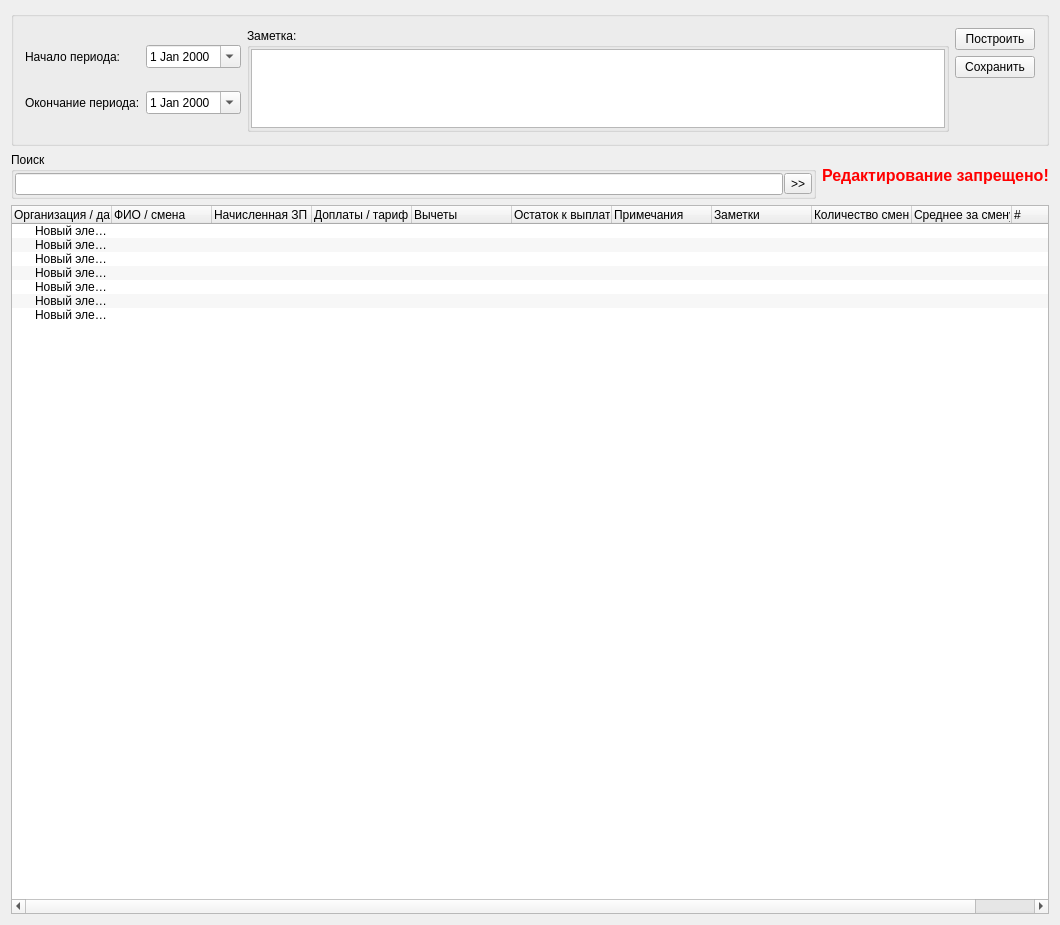
Above: src/zreport.ui from SergeyZaz/Cleaning before the change. Below: the same form after it.
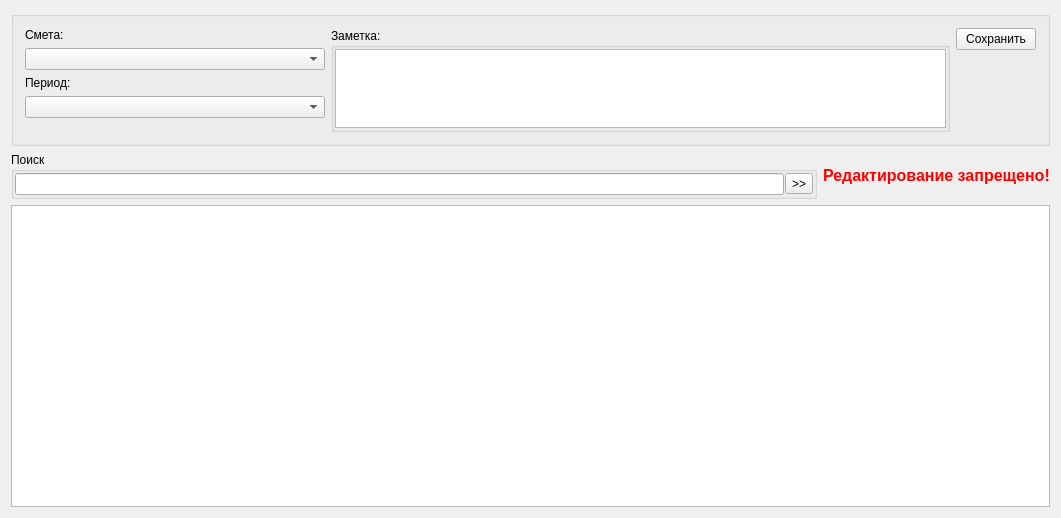
That is the form after the change. Icons and pictures are not drawn.

```diff
--- a/src/zreport.ui
+++ b/src/zreport.ui
@@ -6,8 +6,8 @@
    <rect>
     <x>0</x>
     <y>0</y>
-    <width>1060</width>
-    <height>925</height>
+    <width>1061</width>
+    <height>518</height>
    </rect>
   </property>
   <property name="windowTitle">
@@ -35,40 +35,15 @@
      <property name="title">
       <string/>
      </property>
-     <layout class="QHBoxLayout" name="horizontalLayout_6">
-      <item>
-       <layout class="QGridLayout" name="gridLayout">
-        <item row="0" column="0">
-         <widget class="QLabel" name="label">
-          <property name="text">
-           <string>Начало периода:</string>
-          </property>
-         </widget>
-        </item>
-        <item row="0" column="1">
-         <widget class="QDateEdit" name="dateStart">
-          <property name="calendarPopup">
-           <bool>true</bool>
-          </property>
-         </widget>
-        </item>
-        <item row="1" column="0">
-         <widget class="QLabel" name="label_2">
-          <property name="text">
-           <string>Окончание периода:</string>
-          </property>
-         </widget>
-        </item>
-        <item row="1" column="1">
-         <widget class="QDateEdit" name="dateEnd">
-          <property name="calendarPopup">
-           <bool>true</bool>
-          </property>
-         </widget>
-        </item>
-       </layout>
+     <layout class="QGridLayout" name="gridLayout">
+      <item row="0" column="0">
+       <widget class="QLabel" name="label_2">
+        <property name="text">
+         <string>Смета:</string>
+        </property>
+       </widget>
       </item>
-      <item>
+      <item row="0" column="2" rowspan="5">
        <widget class="QGroupBox" name="groupBox_5">
         <property name="title">
          <string>Заметка:</string>
@@ -95,15 +70,48 @@
         </layout>
        </widget>
       </item>
-      <item>
+      <item row="1" column="0" colspan="2">
+       <widget class="QComboBox" name="cboEstimate">
+        <property name="minimumSize">
+         <size>
+          <width>300</width>
+          <height>0</height>
+         </size>
+        </property>
+       </widget>
+      </item>
+      <item row="2" column="0">
+       <widget class="QLabel" name="label_4">
+        <property name="text">
+         <string>Период:</string>
+        </property>
+       </widget>
+      </item>
+      <item row="3" column="0" colspan="2">
+       <widget class="QComboBox" name="cboPeriod">
+        <property name="minimumSize">
+         <size>
+          <width>200</width>
+          <height>0</height>
+         </size>
+        </property>
+       </widget>
+      </item>
+      <item row="4" column="1">
+       <spacer name="verticalSpacer_2">
+        <property name="orientation">
+         <enum>Qt::Vertical</enum>
+        </property>
+        <property name="sizeHint" stdset="0">
+         <size>
+          <width>20</width>
+          <height>22</height>
+         </size>
+        </property>
+       </spacer>
+      </item>
+      <item row="0" column="3" rowspan="5">
        <layout class="QVBoxLayout" name="verticalLayout">
-        <item>
-         <widget class="QPushButton" name="cmdBuild">
-          <property name="text">
-           <string>Построить</string>
-          </property>
-         </widget>
-        </item>
         <item>
          <widget class="QPushButton" name="cmdSave">
           <property name="text">
@@ -246,228 +254,7 @@
     </layout>
    </item>
    <item>
-    <widget class="QTreeWidget" name="tree">
-     <property name="sizePolicy">
-      <sizepolicy hsizetype="Expanding" vsizetype="Expanding">
-       <horstretch>0</horstretch>
-       <verstretch>0</verstretch>
-      </sizepolicy>
-     </property>
-     <property name="palette">
-      <palette>
-       <active>
-        <colorrole role="Light">
-         <brush brushstyle="SolidPattern">
-          <color alpha="255">
-           <red>255</red>
-           <green>255</green>
-           <blue>127</blue>
-          </color>
-         </brush>
-        </colorrole>
-        <colorrole role="Midlight">
-         <brush brushstyle="SolidPattern">
-          <color alpha="255">
-           <red>255</red>
-           <green>255</green>
-           <blue>0</blue>
-          </color>
-         </brush>
-        </colorrole>
-        <colorrole role="Highlight">
-         <brush brushstyle="SolidPattern">
-          <color alpha="255">
-           <red>255</red>
-           <green>255</green>
-           <blue>127</blue>
-          </color>
-         </brush>
-        </colorrole>
-        <colorrole role="HighlightedText">
-         <brush brushstyle="SolidPattern">
-          <color alpha="255">
-           <red>0</red>
-           <green>0</green>
-           <blue>0</blue>
-          </color>
-         </brush>
-        </colorrole>
-       </active>
-       <inactive>
-        <colorrole role="Light">
-         <brush brushstyle="SolidPattern">
-          <color alpha="255">
-           <red>255</red>
-           <green>255</green>
-           <blue>127</blue>
-          </color>
-         </brush>
-        </colorrole>
-        <colorrole role="Midlight">
-         <brush brushstyle="SolidPattern">
-          <color alpha="255">
-           <red>255</red>
-           <green>255</green>
-           <blue>0</blue>
-          </color>
-         </brush>
-        </colorrole>
-        <colorrole role="Highlight">
-         <brush brushstyle="SolidPattern">
-          <color alpha="255">
-           <red>255</red>
-           <green>255</green>
-           <blue>127</blue>
-          </color>
-         </brush>
-        </colorrole>
-        <colorrole role="HighlightedText">
-         <brush brushstyle="SolidPattern">
-          <color alpha="255">
-           <red>0</red>
-           <green>0</green>
-           <blue>0</blue>
-          </color>
-         </brush>
-        </colorrole>
-       </inactive>
-       <disabled>
-        <colorrole role="Light">
-         <brush brushstyle="SolidPattern">
-          <color alpha="255">
-           <red>255</red>
-           <green>255</green>
-           <blue>127</blue>
-          </color>
-         </brush>
-        </colorrole>
-        <colorrole role="Midlight">
-         <brush brushstyle="SolidPattern">
-          <color alpha="255">
-           <red>255</red>
-           <green>255</green>
-           <blue>0</blue>
-          </color>
-         </brush>
-        </colorrole>
-        <colorrole role="Highlight">
-         <brush brushstyle="SolidPattern">
-          <color alpha="255">
-           <red>51</red>
-           <green>153</green>
-           <blue>255</blue>
-          </color>
-         </brush>
-        </colorrole>
-        <colorrole role="HighlightedText">
-         <brush brushstyle="SolidPattern">
-          <color alpha="255">
-           <red>0</red>
-           <green>0</green>
-           <blue>0</blue>
-          </color>
-         </brush>
-        </colorrole>
-       </disabled>
-      </palette>
-     </property>
-     <property name="autoScroll">
-      <bool>false</bool>
-     </property>
-     <property name="alternatingRowColors">
-      <bool>true</bool>
-     </property>
-     <column>
-      <property name="text">
-       <string notr="true">Организация / дата</string>
-      </property>
-     </column>
-     <column>
-      <property name="text">
-       <string>ФИО / смена</string>
-      </property>
-     </column>
-     <column>
-      <property name="text">
-       <string>Начисленная ЗП</string>
-      </property>
-     </column>
-     <column>
-      <property name="text">
-       <string>Доплаты / тариф</string>
-      </property>
-     </column>
-     <column>
-      <property name="text">
-       <string>Вычеты</string>
-      </property>
-     </column>
-     <column>
-      <property name="text">
-       <string>Остаток к выплате</string>
-      </property>
-     </column>
-     <column>
-      <property name="text">
-       <string>Примечания</string>
-      </property>
-     </column>
-     <column>
-      <property name="text">
-       <string>Заметки</string>
-      </property>
-     </column>
-     <column>
-      <property name="text">
-       <string>Количество смен</string>
-      </property>
-     </column>
-     <column>
-      <property name="text">
-       <string>Среднее за смену</string>
-      </property>
-     </column>
-     <column>
-      <property name="text">
-       <string>#</string>
-      </property>
-     </column>
-     <item>
-      <property name="text">
-       <string>Новый элемент</string>
-      </property>
-     </item>
-     <item>
-      <property name="text">
-       <string>Новый элемент</string>
-      </property>
-     </item>
-     <item>
-      <property name="text">
-       <string>Новый элемент</string>
-      </property>
-     </item>
-     <item>
-      <property name="text">
-       <string>Новый элемент</string>
-      </property>
-     </item>
-     <item>
-      <property name="text">
-       <string>Новый элемент</string>
-      </property>
-     </item>
-     <item>
-      <property name="text">
-       <string>Новый элемент</string>
-      </property>
-     </item>
-     <item>
-      <property name="text">
-       <string>Новый элемент</string>
-      </property>
-     </item>
-    </widget>
+    <widget class="QTableView" name="tbl"/>
    </item>
   </layout>
   <action name="actChangeOrg">
```
Left out of the diff: 2 changed lines with no effect on the pictures.
